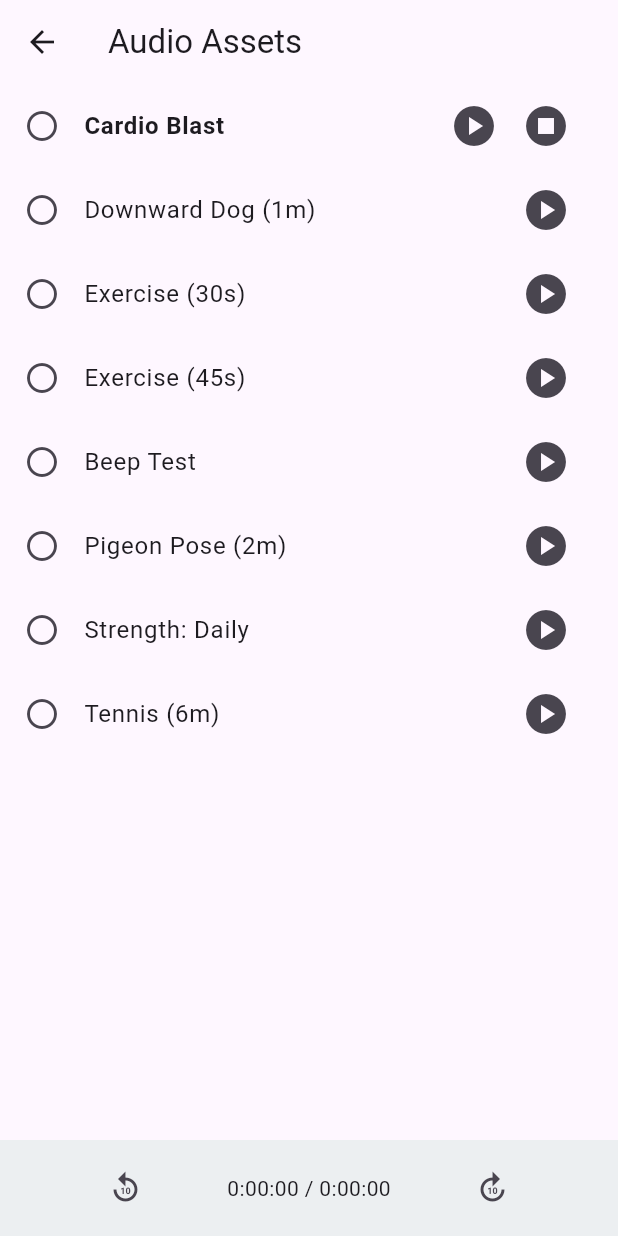
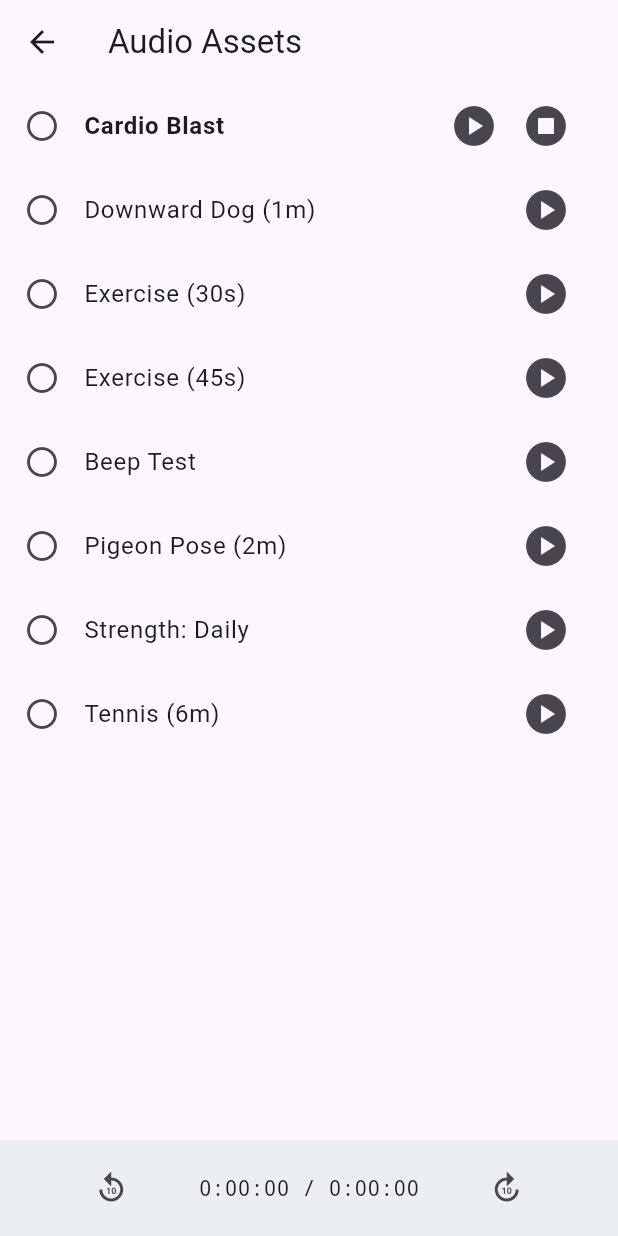
Before and after one commit to homebackend/tennis-training-tool, a Flutter app: the AudioPlayerPage screen opened directly, after a tap on the "play circle" icon, on a phone screen of 412 x 824 dp. Run offline on Flutter 3.47's test engine with Material 3 defaults, Android fonts, the phone set to English and light mode, and no system bars; our stand-ins replace file_picker, flutter_bloc, flutter_secure_storage, just_audio, just_audio_background, package_info_plus and 2 more; missing offline and left inert: cryptography, just_audio_media_kit, ota_update, pdfrx, window_manager; accounts and stored records are empty; network calls fail.

Commit message:
Fix defects where audio timestamp is not showing and document doesn't load at startup (#4)

```diff
--- a/lib/audio_player_page.dart
+++ b/lib/audio_player_page.dart
@@ -164,8 +164,24 @@ class _AudioPlayerPageState extends State<AudioPlayerPage> {
               _audioPlayer.position - const Duration(seconds: 10),
             ),
           ),
-          Text(
-            "${_audioPlayer.position.toString().split('.').first} / ${_audioPlayer.duration?.toString().split('.').first ?? '0:00:00'}",
+          StreamBuilder<Duration>(
+            stream: _audioPlayer.createPositionStream(
+              steps: 20,
+              minPeriod: const Duration(milliseconds: 200),
+              maxPeriod: const Duration(milliseconds: 500),
+            ),
+            builder: (context, snapshot) {
+              final position = snapshot.data ?? _audioPlayer.position;
+              final duration = _audioPlayer.duration ?? Duration.zero;
+
+              return Text(
+                "${position.toString().split('.').first} / ${duration.toString().split('.').first}",
+                style: const TextStyle(
+                  fontWeight: FontWeight.w500,
+                  fontFamily: 'monospace',
+                ),
+              );
+            },
           ),
           IconButton(
             icon: const Icon(Icons.forward_10),
--- a/pubspec.yaml
+++ b/pubspec.yaml
@@ -17,7 +17,7 @@ publish_to: "none" # Remove this line if you wish to publish to pub.dev
 # https://developer.apple.com/library/archive/documentation/General/Reference/InfoPlistKeyReference/Articles/CoreFoundationKeys.html
 # In Windows, build-name is used as the major, minor, and patch parts
 # of the product and file versions while build-number is used as the build suffix.
-version: 1.1.0+2
+version: 1.1.1+3
 
 environment:
   sdk: ^3.12.0
```
Also changed, not shown: lib/pdf_viewer_page.dart (+12 -2 lines).
